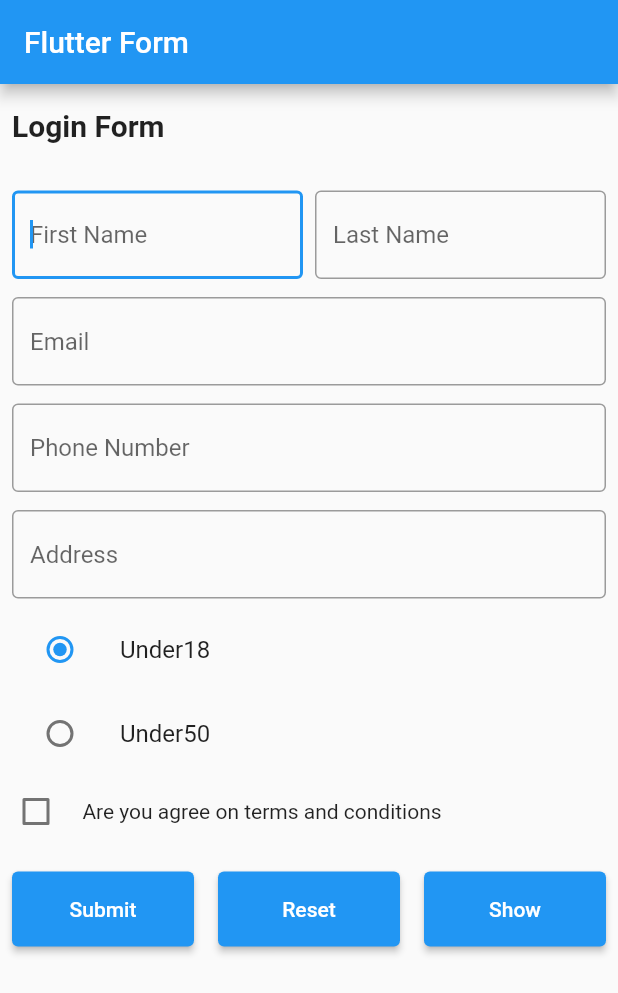
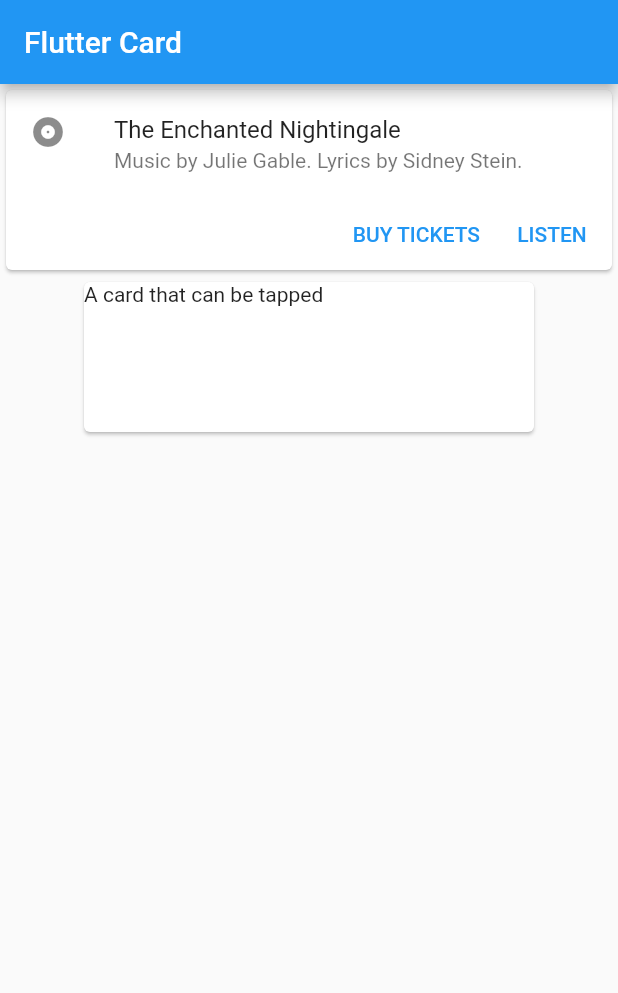
Before and after one commit to MUmerYasin/flutter_test_01, a Flutter app: the screen it shows after launch, on a phone screen of 412 x 824 dp. Shown: the top 993 px of the screen. Run offline on Flutter 3.47's test engine with Material 2 defaults, Android fonts, the light colour scheme and no system bars; our stand-ins replace flutter_neumorphic, flutter_spinkit, font_awesome_flutter, share, validators.

Commit message:
Use Card

```diff
--- /dev/null
+++ b/lib/card_Testing.dart
@@ -0,0 +1,80 @@
+/// Flutter code sample for Card
+import 'package:flutter/material.dart';
+
+/// This is the main application widget.
+class MyApp3 extends StatelessWidget {
+  const MyApp3({Key? key}) : super(key: key);
+
+  static const String _title = 'Flutter Card';
+
+  @override
+  Widget build(BuildContext context) {
+    return MaterialApp(
+      title: _title,
+      home: Scaffold(
+        appBar: AppBar(title: const Text(_title)),
+        body: const MyStatelessWidget(),
+      ),
+    );
+  }
+}
+
+/// This is the stateless widget that the main application instantiates.
+class MyStatelessWidget extends StatelessWidget {
+  const MyStatelessWidget({Key? key}) : super(key: key);
+
+  @override
+  Widget build(BuildContext context) {
+    return Column(
+      children: [
+        Card(
+          child: Column(
+            mainAxisSize: MainAxisSize.min,
+            children: <Widget>[
+              const ListTile(
+                leading: Icon(Icons.album),
+                title: Text('The Enchanted Nightingale'),
+                subtitle: Text('Music by Julie Gable. Lyrics by Sidney Stein.'),
+              ),
+              Row(
+                mainAxisAlignment: MainAxisAlignment.end,
+                children: <Widget>[
+                  TextButton(
+                    child: const Text('BUY TICKETS'),
+                    onPressed: () {/* ... */},
+                  ),
+                  const SizedBox(width: 8),
+                  TextButton(
+                    child: const Text('LISTEN'),
+                    onPressed: () {/* ... */},
+                  ),
+                  const SizedBox(width: 8),
+                ],
+              ),
+            ],
+          ),
+        ),
+        Card(
+          child: InkWell(
+            splashColor: Colors.blue.withAlpha(30),
+            onTap: (){
+              ScaffoldMessenger.of(context).showSnackBar(
+                      const SnackBar(content: Text('Tap on Card')),
+                    );
+            },
+
+            child: const SizedBox(
+              width: 300,
+              height: 100,
+              child: Text('A card that can be tapped'),
+            ),
+
+
+
+          ),
+        )
+
+      ],
+    );
+  }
+}
--- a/lib/main.dart
+++ b/lib/main.dart
@@ -1,13 +1,15 @@
 import 'package:flutter/cupertino.dart';
 import 'package:flutter/material.dart';
 import 'package:flutter_spinkit/flutter_spinkit.dart';
-import 'package:flutter_test_01/formTestings.dart';
+// import 'package:flutter_test_01/formTestings.dart';
 import 'package:font_awesome_flutter/font_awesome_flutter.dart';
 import 'package:share/share.dart';
 import 'package:flutter_neumorphic/flutter_neumorphic.dart';
 
+import 'card_Testing.dart';
+
 void main() {
-  runApp(MyApp2());
+  runApp(MyApp3());
 }
 
 class MyApp extends StatelessWidget {
@@ -26,15 +28,6 @@ class MyApp extends StatelessWidget {
 
 class MyHomePage extends StatefulWidget {
   MyHomePage({Key? key, required this.title}) : super(key: key);
-
-  // This widget is the home page of your application. It is stateful, meaning
-  // that it has a State object (defined below) that contains fields that affect
-  // how it looks.
-
-  // This class is the configuration for the state. It holds the values (in this
-  // case the title) provided by the parent (in this case the App widget) and
-  // used by the build method of the State. Fields in a Widget subclass are
-  // always marked "final".
 
   final String title;
 
```
